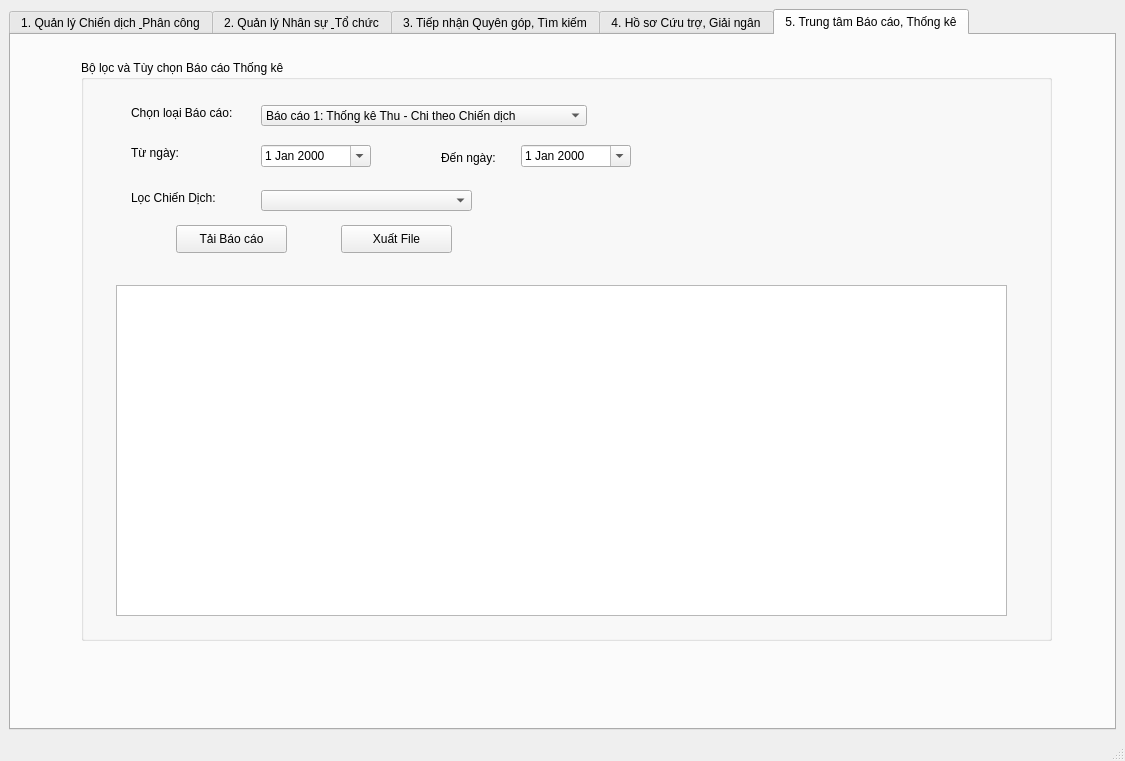
Old version of the form giaodien.ui in the repository ducanhhub/DemoQLTT.
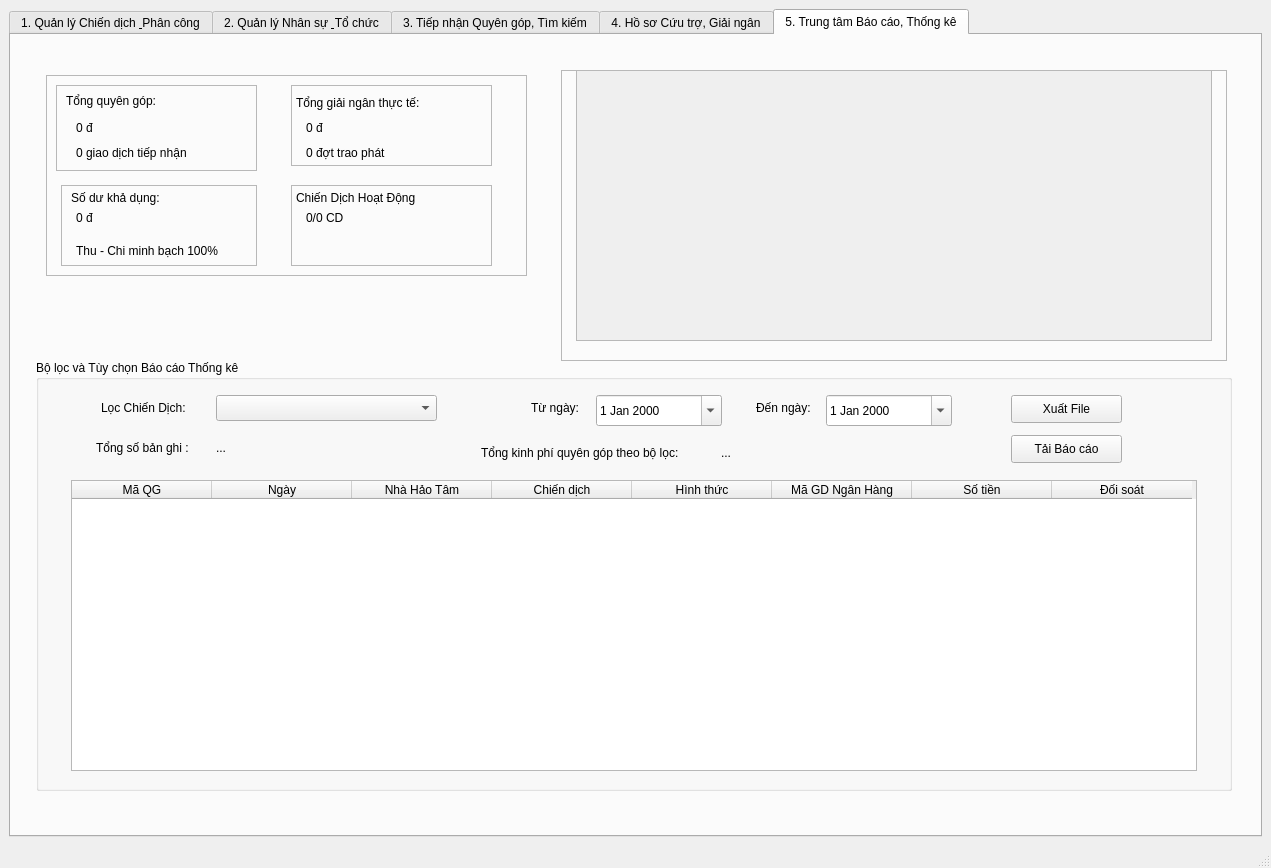
New version of the form. The open tabs and pages were chosen to show the change.

Commit message: Cập nhật giao diện và bổ sung style.qss

The edit to the form file:
```diff
--- a/giaodien.ui
+++ b/giaodien.ui
@@ -6,8 +6,8 @@
    <rect>
     <x>0</x>
     <y>0</y>
-    <width>1125</width>
-    <height>761</height>
+    <width>1271</width>
+    <height>868</height>
    </rect>
   </property>
   <property name="windowTitle">
@@ -1474,53 +1474,20 @@
        <widget class="QGroupBox" name="cboFilterChienDich">
         <property name="geometry">
          <rect>
-          <x>70</x>
-          <y>25</y>
-          <width>971</width>
-          <height>581</height>
+          <x>25</x>
+          <y>325</y>
+          <width>1196</width>
+          <height>431</height>
          </rect>
         </property>
         <property name="title">
          <string>Bộ lọc và Tùy chọn Báo cáo Thống kê</string>
         </property>
-        <widget class="QLabel" name="label_31">
-         <property name="geometry">
-          <rect>
-           <x>50</x>
-           <y>45</y>
-           <width>116</width>
-           <height>16</height>
-          </rect>
-         </property>
-         <property name="text">
-          <string>Chọn loại Báo cáo:</string>
-         </property>
-        </widget>
-        <widget class="QComboBox" name="cboLoaiBaoCao">
-         <property name="geometry">
-          <rect>
-           <x>180</x>
-           <y>45</y>
-           <width>326</width>
-           <height>21</height>
-          </rect>
-         </property>
-         <item>
-          <property name="text">
-           <string>Báo cáo 1: Thống kê Thu - Chi theo Chiến dịch</string>
-          </property>
-         </item>
-         <item>
-          <property name="text">
-           <string>Báo cáo 2: Chi tiết Giải ngân cho Người thụ hưởng</string>
-          </property>
-         </item>
-        </widget>
         <widget class="QLabel" name="label_32">
          <property name="geometry">
           <rect>
-           <x>50</x>
-           <y>85</y>
+           <x>495</x>
+           <y>40</y>
            <width>55</width>
            <height>16</height>
           </rect>
@@ -1532,10 +1499,10 @@
         <widget class="QDateEdit" name="dtTuNgay">
          <property name="geometry">
           <rect>
-           <x>180</x>
-           <y>85</y>
-           <width>110</width>
-           <height>22</height>
+           <x>560</x>
+           <y>35</y>
+           <width>126</width>
+           <height>31</height>
           </rect>
          </property>
          <property name="calendarPopup">
@@ -1545,8 +1512,8 @@
         <widget class="QLabel" name="label_33">
          <property name="geometry">
           <rect>
-           <x>360</x>
-           <y>90</y>
+           <x>720</x>
+           <y>40</y>
            <width>61</width>
            <height>16</height>
           </rect>
@@ -1558,10 +1525,10 @@
         <widget class="QDateEdit" name="dtDenNgay">
          <property name="geometry">
           <rect>
-           <x>440</x>
-           <y>85</y>
-           <width>110</width>
-           <height>22</height>
+           <x>790</x>
+           <y>35</y>
+           <width>126</width>
+           <height>31</height>
           </rect>
          </property>
          <property name="calendarPopup">
@@ -1571,8 +1538,8 @@
         <widget class="QLabel" name="label_34">
          <property name="geometry">
           <rect>
-           <x>50</x>
-           <y>130</y>
+           <x>65</x>
+           <y>40</y>
            <width>96</width>
            <height>16</height>
           </rect>
@@ -1585,17 +1552,17 @@
          <property name="geometry">
           <rect>
            <x>180</x>
-           <y>130</y>
-           <width>211</width>
-           <height>21</height>
+           <y>35</y>
+           <width>221</width>
+           <height>26</height>
           </rect>
          </property>
         </widget>
         <widget class="QPushButton" name="btnTaiBaoCao">
          <property name="geometry">
           <rect>
-           <x>95</x>
-           <y>165</y>
+           <x>975</x>
+           <y>75</y>
            <width>111</width>
            <height>28</height>
           </rect>
@@ -1607,8 +1574,8 @@
         <widget class="QPushButton" name="btnXuatFile">
          <property name="geometry">
           <rect>
-           <x>260</x>
-           <y>165</y>
+           <x>975</x>
+           <y>35</y>
            <width>111</width>
            <height>28</height>
           </rect>
@@ -1621,11 +1588,369 @@
          <property name="geometry">
           <rect>
            <x>35</x>
-           <y>225</y>
-           <width>891</width>
-           <height>331</height>
+           <y>120</y>
+           <width>1126</width>
+           <height>291</height>
           </rect>
          </property>
+         <attribute name="horizontalHeaderDefaultSectionSize">
+          <number>140</number>
+         </attribute>
+         <column>
+          <property name="text">
+           <string>Mã QG</string>
+          </property>
+         </column>
+         <column>
+          <property name="text">
+           <string>Ngày</string>
+          </property>
+         </column>
+         <column>
+          <property name="text">
+           <string>Nhà Hảo Tâm</string>
+          </property>
+         </column>
+         <column>
+          <property name="text">
+           <string>Chiến dịch</string>
+          </property>
+         </column>
+         <column>
+          <property name="text">
+           <string>Hình thức</string>
+          </property>
+         </column>
+         <column>
+          <property name="text">
+           <string>Mã GD Ngân Hàng</string>
+          </property>
+         </column>
+         <column>
+          <property name="text">
+           <string>Số tiền</string>
+          </property>
+         </column>
+         <column>
+          <property name="text">
+           <string>Đối soát</string>
+          </property>
+         </column>
+        </widget>
+        <widget class="QLabel" name="label_49">
+         <property name="geometry">
+          <rect>
+           <x>60</x>
+           <y>80</y>
+           <width>111</width>
+           <height>16</height>
+          </rect>
+         </property>
+         <property name="text">
+          <string>Tổng số bản ghi :</string>
+         </property>
+        </widget>
+        <widget class="QLabel" name="txtBanGhi">
+         <property name="geometry">
+          <rect>
+           <x>180</x>
+           <y>75</y>
+           <width>81</width>
+           <height>26</height>
+          </rect>
+         </property>
+         <property name="text">
+          <string>...</string>
+         </property>
+        </widget>
+        <widget class="QLabel" name="label_52">
+         <property name="geometry">
+          <rect>
+           <x>445</x>
+           <y>85</y>
+           <width>226</width>
+           <height>16</height>
+          </rect>
+         </property>
+         <property name="text">
+          <string>Tổng kinh phí quyên góp theo bộ lọc:</string>
+         </property>
+        </widget>
+        <widget class="QLabel" name="txtTongQuyenGop">
+         <property name="geometry">
+          <rect>
+           <x>685</x>
+           <y>80</y>
+           <width>236</width>
+           <height>26</height>
+          </rect>
+         </property>
+         <property name="text">
+          <string>...</string>
+         </property>
+        </widget>
+       </widget>
+       <widget class="QFrame" name="frame">
+        <property name="geometry">
+         <rect>
+          <x>35</x>
+          <y>40</y>
+          <width>481</width>
+          <height>201</height>
+         </rect>
+        </property>
+        <property name="frameShape">
+         <enum>QFrame::StyledPanel</enum>
+        </property>
+        <property name="frameShadow">
+         <enum>QFrame::Raised</enum>
+        </property>
+        <widget class="QFrame" name="cardQuyenGop">
+         <property name="geometry">
+          <rect>
+           <x>10</x>
+           <y>10</y>
+           <width>201</width>
+           <height>86</height>
+          </rect>
+         </property>
+         <property name="frameShape">
+          <enum>QFrame::StyledPanel</enum>
+         </property>
+         <property name="frameShadow">
+          <enum>QFrame::Raised</enum>
+         </property>
+         <widget class="QLabel" name="label_53">
+          <property name="geometry">
+           <rect>
+            <x>10</x>
+            <y>5</y>
+            <width>106</width>
+            <height>21</height>
+           </rect>
+          </property>
+          <property name="text">
+           <string>Tổng quyên góp:</string>
+          </property>
+         </widget>
+         <widget class="QLabel" name="lblTongQuyenGop">
+          <property name="geometry">
+           <rect>
+            <x>20</x>
+            <y>35</y>
+            <width>146</width>
+            <height>16</height>
+           </rect>
+          </property>
+          <property name="text">
+           <string>0 đ</string>
+          </property>
+         </widget>
+         <widget class="QLabel" name="lblSubQuyenGop">
+          <property name="geometry">
+           <rect>
+            <x>20</x>
+            <y>60</y>
+            <width>171</width>
+            <height>16</height>
+           </rect>
+          </property>
+          <property name="text">
+           <string>0 giao dịch tiếp nhận</string>
+          </property>
+         </widget>
+        </widget>
+        <widget class="QFrame" name="cardGiaiNgan">
+         <property name="geometry">
+          <rect>
+           <x>245</x>
+           <y>10</y>
+           <width>201</width>
+           <height>81</height>
+          </rect>
+         </property>
+         <property name="frameShape">
+          <enum>QFrame::StyledPanel</enum>
+         </property>
+         <property name="frameShadow">
+          <enum>QFrame::Raised</enum>
+         </property>
+         <widget class="QLabel" name="label_54">
+          <property name="geometry">
+           <rect>
+            <x>5</x>
+            <y>10</y>
+            <width>186</width>
+            <height>16</height>
+           </rect>
+          </property>
+          <property name="text">
+           <string>Tổng giải ngân thực tế:</string>
+          </property>
+         </widget>
+         <widget class="QLabel" name="lblTongGiaiNgan">
+          <property name="geometry">
+           <rect>
+            <x>15</x>
+            <y>35</y>
+            <width>146</width>
+            <height>16</height>
+           </rect>
+          </property>
+          <property name="text">
+           <string>0 đ</string>
+          </property>
+         </widget>
+         <widget class="QLabel" name="lblSub2">
+          <property name="geometry">
+           <rect>
+            <x>15</x>
+            <y>60</y>
+            <width>166</width>
+            <height>16</height>
+           </rect>
+          </property>
+          <property name="text">
+           <string>0 đợt trao phát</string>
+          </property>
+         </widget>
+        </widget>
+        <widget class="QFrame" name="cardSoDu">
+         <property name="geometry">
+          <rect>
+           <x>15</x>
+           <y>110</y>
+           <width>196</width>
+           <height>81</height>
+          </rect>
+         </property>
+         <property name="frameShape">
+          <enum>QFrame::StyledPanel</enum>
+         </property>
+         <property name="frameShadow">
+          <enum>QFrame::Raised</enum>
+         </property>
+         <widget class="QLabel" name="label_56">
+          <property name="geometry">
+           <rect>
+            <x>10</x>
+            <y>5</y>
+            <width>136</width>
+            <height>16</height>
+           </rect>
+          </property>
+          <property name="text">
+           <string>Số dư khả dụng:</string>
+          </property>
+         </widget>
+         <widget class="QLabel" name="lblSoDuKhaDung">
+          <property name="geometry">
+           <rect>
+            <x>15</x>
+            <y>25</y>
+            <width>146</width>
+            <height>16</height>
+           </rect>
+          </property>
+          <property name="text">
+           <string>0 đ</string>
+          </property>
+         </widget>
+         <widget class="QLabel" name="lblSub3">
+          <property name="geometry">
+           <rect>
+            <x>15</x>
+            <y>55</y>
+            <width>176</width>
+            <height>21</height>
+           </rect>
+          </property>
+          <property name="text">
+           <string>Thu - Chi minh bạch 100%</string>
+          </property>
+         </widget>
+        </widget>
+        <widget class="QFrame" name="cardChienDich">
+         <property name="geometry">
+          <rect>
+           <x>245</x>
+           <y>110</y>
+           <width>201</width>
+           <height>81</height>
+          </rect>
+         </property>
+         <property name="frameShape">
+          <enum>QFrame::StyledPanel</enum>
+         </property>
+         <property name="frameShadow">
+          <enum>QFrame::Raised</enum>
+         </property>
+         <widget class="QLabel" name="label_57">
+          <property name="geometry">
+           <rect>
+            <x>5</x>
+            <y>5</y>
+            <width>166</width>
+            <height>16</height>
+           </rect>
+          </property>
+          <property name="text">
+           <string>Chiến Dịch Hoạt Động</string>
+          </property>
+         </widget>
+         <widget class="QLabel" name="label_58">
+          <property name="geometry">
+           <rect>
+            <x>15</x>
+            <y>25</y>
+            <width>131</width>
+            <height>16</height>
+           </rect>
+          </property>
+          <property name="text">
+           <string>0/0 CD</string>
+          </property>
+         </widget>
+        </widget>
+       </widget>
+       <widget class="QFrame" name="frame_2">
+        <property name="geometry">
+         <rect>
+          <x>550</x>
+          <y>35</y>
+          <width>666</width>
+          <height>291</height>
+         </rect>
+        </property>
+        <property name="frameShape">
+         <enum>QFrame::StyledPanel</enum>
+        </property>
+        <property name="frameShadow">
+         <enum>QFrame::Raised</enum>
+        </property>
+        <widget class="QScrollArea" name="scrollAreaChienDich">
+         <property name="geometry">
+          <rect>
+           <x>15</x>
+           <y>0</y>
+           <width>636</width>
+           <height>271</height>
+          </rect>
+         </property>
+         <property name="widgetResizable">
+          <bool>true</bool>
+         </property>
+         <widget class="QWidget" name="layoutListChienDich">
+          <property name="geometry">
+           <rect>
+            <x>0</x>
+            <y>0</y>
+            <width>634</width>
+            <height>269</height>
+           </rect>
+          </property>
+          <layout class="QVBoxLayout" name="verticalLayout_2"/>
+         </widget>
         </widget>
        </widget>
       </widget>
```
Left out of the diff: 1321 changed lines with no effect on the pictures. The commit also changes 5 other files.
